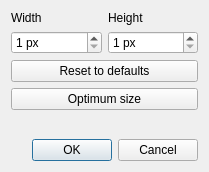
First picture: the form in picturesizedialog.ui, repository 607011/vstripe, before the edit.
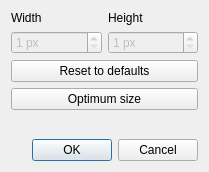
Second picture: the form after the edit.

```diff
--- a/picturesizedialog.ui
+++ b/picturesizedialog.ui
@@ -32,6 +32,9 @@
      </item>
      <item row="1" column="0">
       <widget class="QSpinBox" name="spinBoxWidth">
+       <property name="enabled">
+        <bool>false</bool>
+       </property>
        <property name="suffix">
         <string> px</string>
        </property>
@@ -45,6 +48,9 @@
      </item>
      <item row="1" column="1">
       <widget class="QSpinBox" name="spinBoxHeight">
+       <property name="enabled">
+        <bool>false</bool>
+       </property>
        <property name="suffix">
         <string> px</string>
        </property>
```
Left out of the diff: 2 changed lines with no effect on the pictures.
